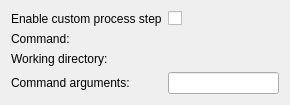
qt-creator/qt-creator, file src/plugins/projectexplorer/processstep.ui: the form before one commit.
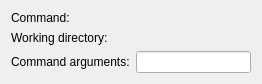
The form after the commit. Custom widgets are drawn as their Qt base class.

The edit to the form file:
```diff
--- a/src/plugins/projectexplorer/processstep.ui
+++ b/src/plugins/projectexplorer/processstep.ui
@@ -6,8 +6,8 @@
    <rect>
     <x>0</x>
     <y>0</y>
-    <width>290</width>
-    <height>95</height>
+    <width>262</width>
+    <height>66</height>
    </rect>
   </property>
   <layout class="QFormLayout" name="formLayout">
@@ -15,47 +15,33 @@
     <enum>QFormLayout::AllNonFixedFieldsGrow</enum>
    </property>
    <item row="0" column="0">
-    <widget class="QLabel" name="label">
-     <property name="text">
-      <string>Enable custom process step</string>
-     </property>
-    </widget>
-   </item>
-   <item row="0" column="1">
-    <widget class="QCheckBox" name="enabledCheckBox">
-     <property name="text">
-      <string/>
-     </property>
-    </widget>
-   </item>
-   <item row="1" column="0">
     <widget class="QLabel" name="commandLabel">
      <property name="text">
       <string>Command:</string>
      </property>
     </widget>
    </item>
-   <item row="1" column="1">
+   <item row="0" column="1">
     <widget class="Utils::PathChooser" name="command" native="true"/>
    </item>
-   <item row="2" column="0">
+   <item row="1" column="0">
     <widget class="QLabel" name="workingDirecoryLabel">
      <property name="text">
       <string>Working directory:</string>
      </property>
     </widget>
    </item>
-   <item row="2" column="1">
+   <item row="1" column="1">
     <widget class="Utils::PathChooser" name="workingDirectory" native="true"/>
    </item>
-   <item row="3" column="0">
+   <item row="2" column="0">
     <widget class="QLabel" name="commandArgumentsLabel">
      <property name="text">
       <string>Command arguments:</string>
      </property>
     </widget>
    </item>
-   <item row="3" column="1">
+   <item row="2" column="1">
     <widget class="QLineEdit" name="commandArgumentsLineEdit"/>
    </item>
   </layout>
```
